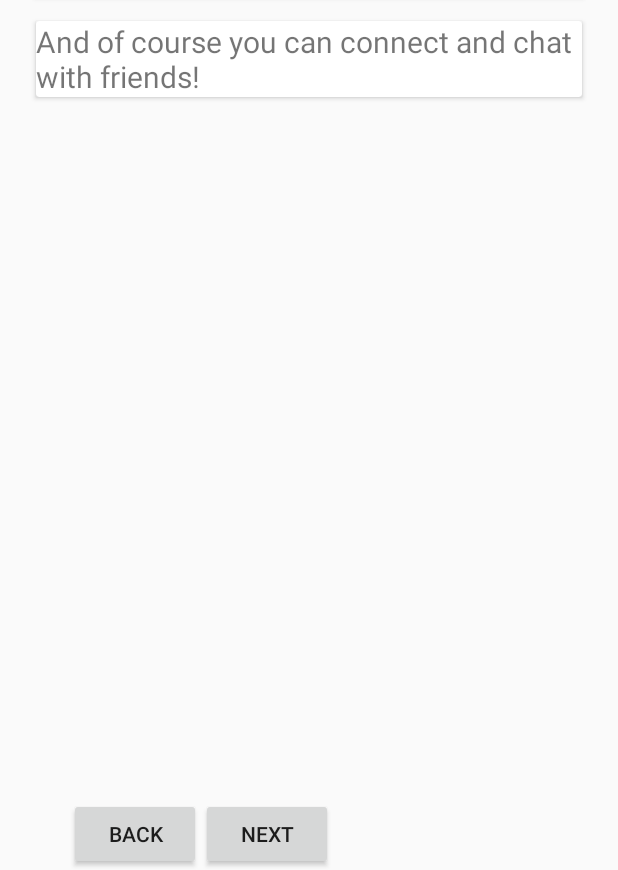
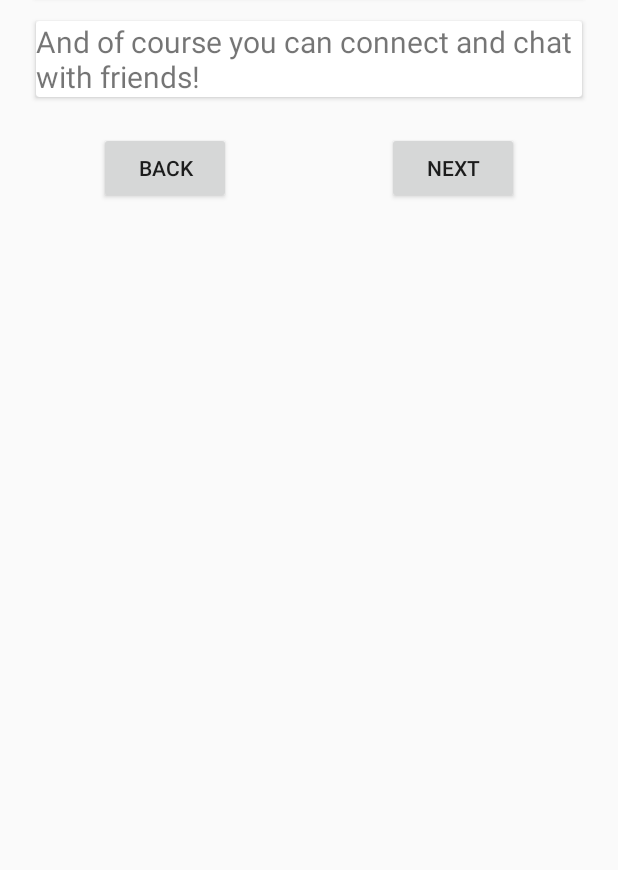
Before and after one commit to gkontos89/Beacon, an Android app: the layout activity_primary_welcome.xml on its own in the app's theme, with its tools: preview values and no code run, on a phone screen of 412 x 824 dp, the part 366-1236 px from its top. Run offline under Robolectric (Android 15) with nearby library versions, the phone set to English and light mode, and no system bars.

Commit message:
added first welcome screen

```diff
--- a/app/src/main/AndroidManifest.xml
+++ b/app/src/main/AndroidManifest.xml
@@ -23,6 +23,7 @@
         <activity android:name=".ui.NewContactActivity" />
         <activity android:name=".ui.IncomingContactRequestsActivity" />
         <activity android:name=".ui.OutgoingContactRequestsActivity" />
+        <activity android:name=".ui.WelcomePrimaryActivity" />
     </application>
 
 </manifest>
--- a/app/src/main/java/com/marshmallow/beacon/ui/LoginActivity.java
+++ b/app/src/main/java/com/marshmallow/beacon/ui/LoginActivity.java
@@ -168,7 +168,9 @@ public class LoginActivity extends AppCompatActivity implements View.OnClickList
     }
 
     public void accountCreationSuccess() {
-        // TODO handle intermediary screen till user data has loaded
+        hideProgressBar();
+        Intent intent = new Intent(this, WelcomePrimaryActivity.class);
+        startActivity(intent);
     }
 
     public void accountCreationFailed(String failureString) {
--- /dev/null
+++ b/app/src/main/res/layout/activity_edit_profile.xml
@@ -0,0 +1,6 @@
+<?xml version="1.0" encoding="utf-8"?>
+<android.support.constraint.ConstraintLayout
+    xmlns:android="http://schemas.android.com/apk/res/android" android:layout_width="match_parent"
+    android:layout_height="match_parent">
+
+</android.support.constraint.ConstraintLayout>
--- a/app/src/main/res/layout/activity_primary_welcome.xml
+++ b/app/src/main/res/layout/activity_primary_welcome.xml
@@ -50,28 +50,24 @@
 
     </android.support.v7.widget.CardView>
 
-    <LinearLayout
-        android:layout_width="match_parent"
-        android:layout_height="wrap_content"
-        android:layout_alignParentBottom="true"
-        android:layout_alignParentEnd="true"
-        android:gravity="bottom"
-        android:layout_marginStart="30dp"
-        android:layout_marginEnd="30dp"
-        android:orientation="horizontal">
 
     <Button
         android:id="@+id/welcome_primary_back_button"
         android:layout_width="wrap_content"
         android:layout_height="wrap_content"
+        android:layout_below="@id/third_card"
+        android:layout_marginStart="50dp"
+        android:layout_marginTop="15dp"
         android:text="@string/welcome_primary_back_button_text" />
 
     <Button
         android:id="@+id/welcome_primary_next_button"
         android:layout_width="wrap_content"
         android:layout_height="wrap_content"
+        android:layout_below="@id/third_card"
+        android:layout_alignParentEnd="true"
+        android:layout_marginEnd="50dp"
+        android:layout_marginTop="15dp"
         android:text="@string/welcome_primary_next_button_text" />
 
-    </LinearLayout>
-
 </RelativeLayout>
```
Also changed, not shown: app/src/main/java/com/marshmallow/beacon/backend/FirebaseBackend.java (+4 -5 lines), app/src/main/java/com/marshmallow/beacon/ui/EditProfileActivity.java (added, +9 -0 lines), app/src/main/java/com/marshmallow/beacon/ui/WelcomePrimaryActivity.java (added, +45 -0 lines). Lines whose indentation alone changed are shown as unchanged.
